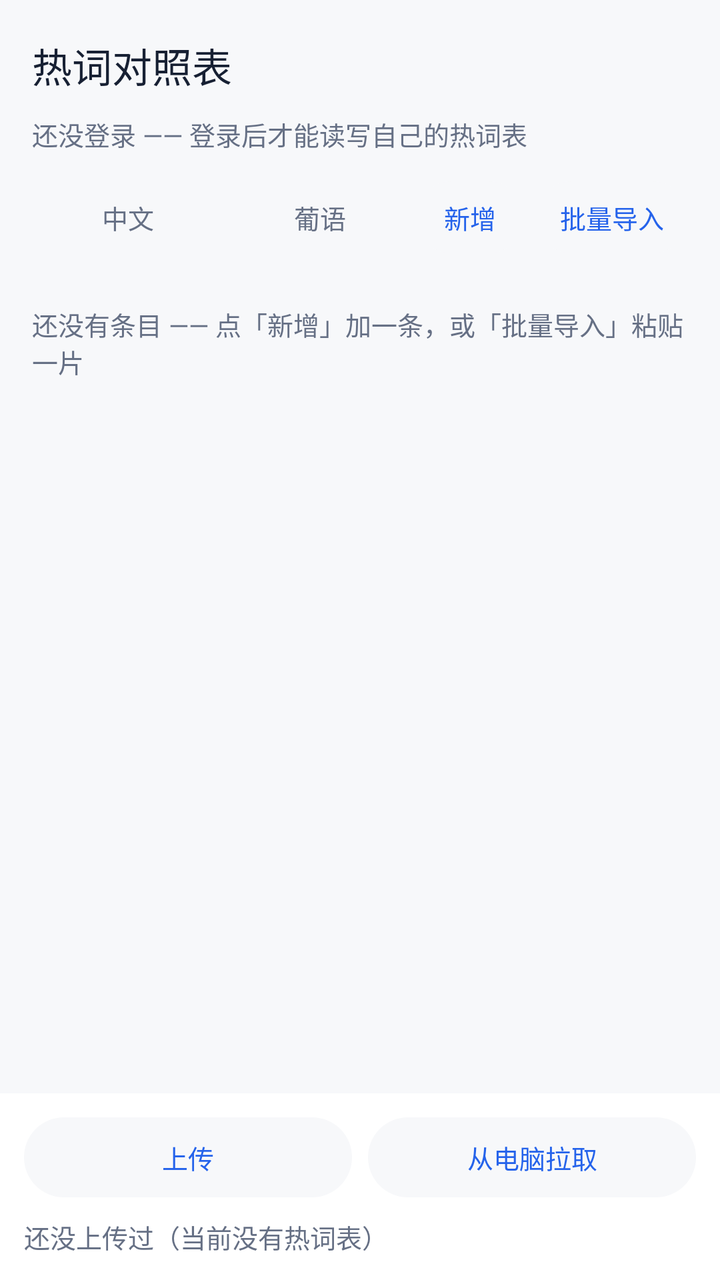
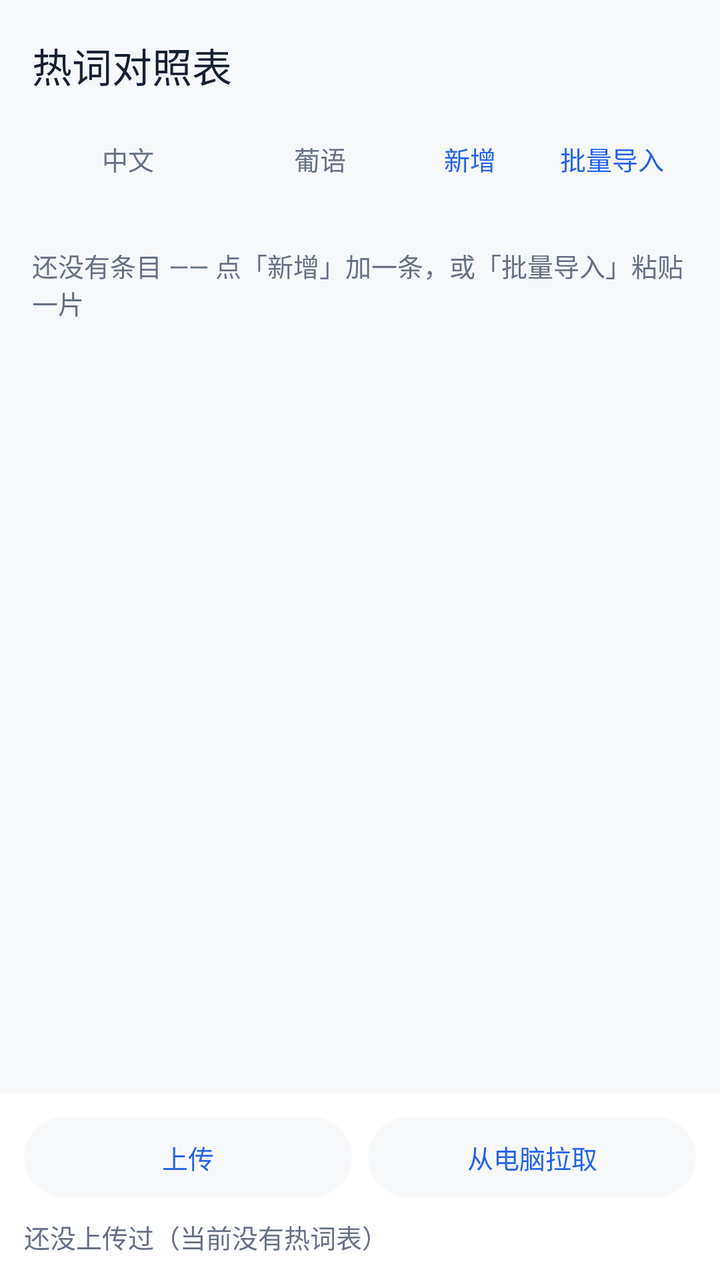

The first picture is an Android layout as it rendered before a commit; the second is the same layout after the commit. The layout source and the unified diff follow.
<!-- AndroidManifest.xml: application theme AppTheme -->
<!-- res/layout/page_terms.xml -->
<?xml version="1.0" encoding="utf-8"?>
<LinearLayout xmlns:android="http://schemas.android.com/apk/res/android"
    android:layout_width="match_parent"
    android:layout_height="match_parent"
    android:background="@color/page"
    android:orientation="vertical">

    <LinearLayout
        android:layout_width="match_parent"
        android:layout_height="wrap_content"
        android:gravity="center_vertical"
        android:orientation="horizontal"
        android:paddingStart="16dp"
        android:paddingTop="18dp"
        android:paddingEnd="16dp">

        <TextView
            android:layout_width="0dp"
            android:layout_height="wrap_content"
            android:layout_weight="1"
            android:fontFamily="sans-serif-medium"
            android:text="@string/terms_title"
            android:textColor="@color/ink"
            android:textSize="20sp" />

        <TextView
            android:id="@+id/termsCount"
            android:layout_width="wrap_content"
            android:layout_height="wrap_content"
            android:textColor="@color/ink_soft"
            android:textSize="13sp" />
    </LinearLayout>

    
    <TextView
        android:id="@+id/termsAccount"
        android:layout_width="match_parent"
        android:layout_height="wrap_content"
        android:layout_marginStart="16dp"
        android:layout_marginTop="10dp"
        android:layout_marginEnd="16dp"
        android:text="@string/settings_account_none"
        android:textColor="@color/ink_soft"
        android:textSize="13sp" />

    
    <LinearLayout
        android:layout_width="match_parent"
        android:layout_height="wrap_content"
        android:layout_marginStart="16dp"
        android:layout_marginTop="14dp"
        android:layout_marginEnd="16dp"
        android:gravity="center_vertical"
        android:orientation="horizontal">

        <TextView
            android:layout_width="0dp"
            android:layout_height="wrap_content"
            android:layout_weight="1"
            android:fontFamily="sans-serif-medium"
            android:gravity="center"
            android:text="@string/terms_col_zh"
            android:textColor="@color/ink_soft"
            android:textSize="13sp" />

        <TextView
            android:layout_width="0dp"
            android:layout_height="wrap_content"
            android:layout_weight="1"
            android:fontFamily="sans-serif-medium"
            android:gravity="center"
            android:text="@string/terms_col_pt"
            android:textColor="@color/ink_soft"
            android:textSize="13sp" />

        <TextView
            android:id="@+id/termsAdd"
            android:layout_width="wrap_content"
            android:layout_height="36dp"
            android:background="@drawable/tap_pill"
            android:clickable="true"
            android:focusable="true"
            android:gravity="center"
            android:paddingStart="14dp"
            android:paddingEnd="14dp"
            android:text="@string/terms_add"
            android:textColor="@color/brand"
            android:textSize="13sp" />

        <TextView
            android:id="@+id/termsBatch"
            android:layout_width="wrap_content"
            android:layout_height="36dp"
            android:layout_marginStart="6dp"
            android:background="@drawable/tap_pill"
            android:clickable="true"
            android:focusable="true"
            android:gravity="center"
            android:paddingStart="12dp"
            android:paddingEnd="12dp"
            android:text="@string/terms_batch"
            android:textColor="@color/brand"
            android:textSize="13sp" />
    </LinearLayout>

    
    <ScrollView
        android:layout_width="match_parent"
        android:layout_height="0dp"
        android:layout_marginTop="8dp"
        android:layout_weight="1"
        android:fillViewport="true">

        <LinearLayout
            android:layout_width="match_parent"
            android:layout_height="wrap_content"
            android:orientation="vertical"
            android:paddingStart="16dp"
            android:paddingEnd="16dp">

            <TextView
                android:id="@+id/termsEmpty"
                android:layout_width="match_parent"
                android:layout_height="wrap_content"
                android:paddingTop="18dp"
                android:paddingBottom="18dp"
                android:text="@string/terms_empty"
                android:textColor="@color/ink_soft"
                android:textSize="13sp" />

            <LinearLayout
                android:id="@+id/termsRows"
                android:layout_width="match_parent"
                android:layout_height="wrap_content"
                android:orientation="vertical" />
        </LinearLayout>
    </ScrollView>

    
    <LinearLayout
        android:layout_width="match_parent"
        android:layout_height="wrap_content"
        android:background="@color/surface"
        android:orientation="vertical"
        android:padding="12dp">

        <LinearLayout
            android:layout_width="match_parent"
            android:layout_height="wrap_content"
            android:orientation="horizontal">

            <TextView
                android:id="@+id/termsUpload"
                android:layout_width="0dp"
                android:layout_height="40dp"
                android:layout_weight="1"
                android:background="@drawable/tap_pill"
                android:clickable="true"
                android:focusable="true"
                android:gravity="center"
                android:text="@string/terms_upload"
                android:textColor="@color/brand"
                android:textSize="13sp" />

            <TextView
                android:id="@+id/termsLoad"
                android:layout_width="0dp"
                android:layout_height="40dp"
                android:layout_marginStart="8dp"
                android:layout_weight="1"
                android:background="@drawable/tap_pill"
                android:clickable="true"
                android:focusable="true"
                android:gravity="center"
                android:text="@string/terms_load"
                android:textColor="@color/brand"
                android:textSize="13sp" />
        </LinearLayout>

        <TextView
            android:id="@+id/termsStatus"
            android:layout_width="match_parent"
            android:layout_height="wrap_content"
            android:layout_marginTop="10dp"
            android:text="@string/terms_status_idle"
            android:textColor="@color/ink_soft"
            android:textSize="13sp" />

        <TextView
            android:id="@+id/termsWarnTitle"
            android:layout_width="match_parent"
            android:layout_height="wrap_content"
            android:layout_marginTop="8dp"
            android:fontFamily="sans-serif-medium"
            android:text="@string/terms_warn_title"
            android:textColor="@color/warn"
            android:textSize="13sp"
            android:visibility="gone" />

        <TextView
            android:id="@+id/termsWarnBody"
            android:layout_width="match_parent"
            android:layout_height="wrap_content"
            android:fontFamily="monospace"
            android:paddingTop="2dp"
            android:textColor="@color/ink_soft"
            android:textSize="12sp"
            android:visibility="gone" />

        <TextView
            android:id="@+id/termsRejectTitle"
            android:layout_width="match_parent"
            android:layout_height="wrap_content"
            android:layout_marginTop="8dp"
            android:fontFamily="sans-serif-medium"
            android:text="@string/terms_reject_title"
            android:textColor="@color/err"
            android:textSize="13sp"
            android:visibility="gone" />

        <TextView
            android:id="@+id/termsRejectBody"
            android:layout_width="match_parent"
            android:layout_height="wrap_content"
            android:fontFamily="monospace"
            android:paddingTop="2dp"
            android:textColor="@color/ink_soft"
            android:textSize="12sp"
            android:visibility="gone" />
    </LinearLayout>
</LinearLayout>
<!-- resources referenced by this layout -->
<resources>
  <color name="brand">#2563EB</color>
  <color name="err">#D92D20</color>
  <color name="ink">#172033</color>
  <color name="ink_soft">#667085</color>
  <color name="page">#F7F8FA</color>
  <color name="surface">#FFFFFF</color>
  <color name="warn">#F79009</color>
  <!-- drawable tap_pill (drawable) -->
  <?xml version="1.0" encoding="utf-8"?>
  <ripple xmlns:android="http://schemas.android.com/apk/res/android"
      android:color="@color/ripple_light">
      <item android:drawable="@drawable/bg_pill" />
  </ripple>
  <string name="settings_account_none">还没登录 —— 登录后才能读写自己的热词表</string>
  <string name="terms_add">新增</string>
  <string name="terms_batch">批量导入</string>
  <string name="terms_col_pt">葡语</string>
  <string name="terms_col_zh">中文</string>
  <string name="terms_empty">还没有条目 —— 点「新增」加一条，或「批量导入」粘贴一片</string>
  <string name="terms_load">从电脑拉取</string>
  <string name="terms_reject_title">不能上传的原因</string>
  <string name="terms_status_idle">还没上传过（当前没有热词表）</string>
  <string name="terms_title">热词对照表</string>
  <string name="terms_upload">上传</string>
  <string name="terms_warn_title">提醒（不影响上传）</string>
  <style name="AppTheme" parent="@android:style/Theme.Material.Light.NoActionBar">
          <item name="android:windowBackground">@color/page</item>
          <item name="android:statusBarColor">@color/page</item>
          <item name="android:windowLightStatusBar">true</item>
          <item name="android:navigationBarColor">@color/page</item>
          <item name="android:colorAccent">@color/brand</item>
      </style>
  <color name="ripple_light">#14000000</color>
  <!-- drawable bg_pill (drawable) -->
  <?xml version="1.0" encoding="utf-8"?>
  <shape xmlns:android="http://schemas.android.com/apk/res/android" android:shape="rectangle">
      <solid android:color="@color/page" />
      <corners android:radius="22dp" />
  </shape>
</resources>

<!-- the commit's change to res/layout/page_terms.xml (unified diff, before → after) -->
@@ -30,18 +30,6 @@
             android:textColor="@color/ink_soft"
             android:textSize="13sp" />
     </LinearLayout>
-
-    
-    <TextView
-        android:id="@+id/termsAccount"
-        android:layout_width="match_parent"
-        android:layout_height="wrap_content"
-        android:layout_marginStart="16dp"
-        android:layout_marginTop="10dp"
-        android:layout_marginEnd="16dp"
-        android:text="@string/settings_account_none"
-        android:textColor="@color/ink_soft"
-        android:textSize="13sp" />
 
     
     <LinearLayout
<!-- resource entries referenced after the edit -->
@@ -13,7 +13,6 @@
       android:color="@color/ripple_light">
       <item android:drawable="@drawable/bg_pill" />
   </ripple>
-  <string name="settings_account_none">还没登录 —— 登录后才能读写自己的热词表</string>
   <string name="terms_add">新增</string>
   <string name="terms_batch">批量导入</string>
   <string name="terms_col_pt">葡语</string>
